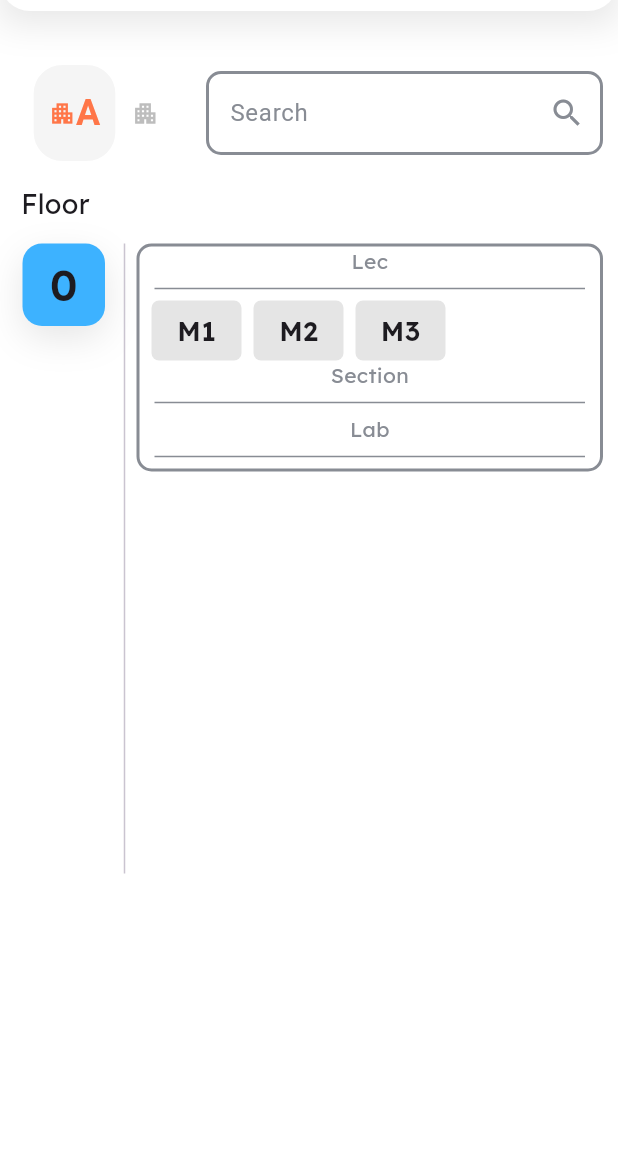
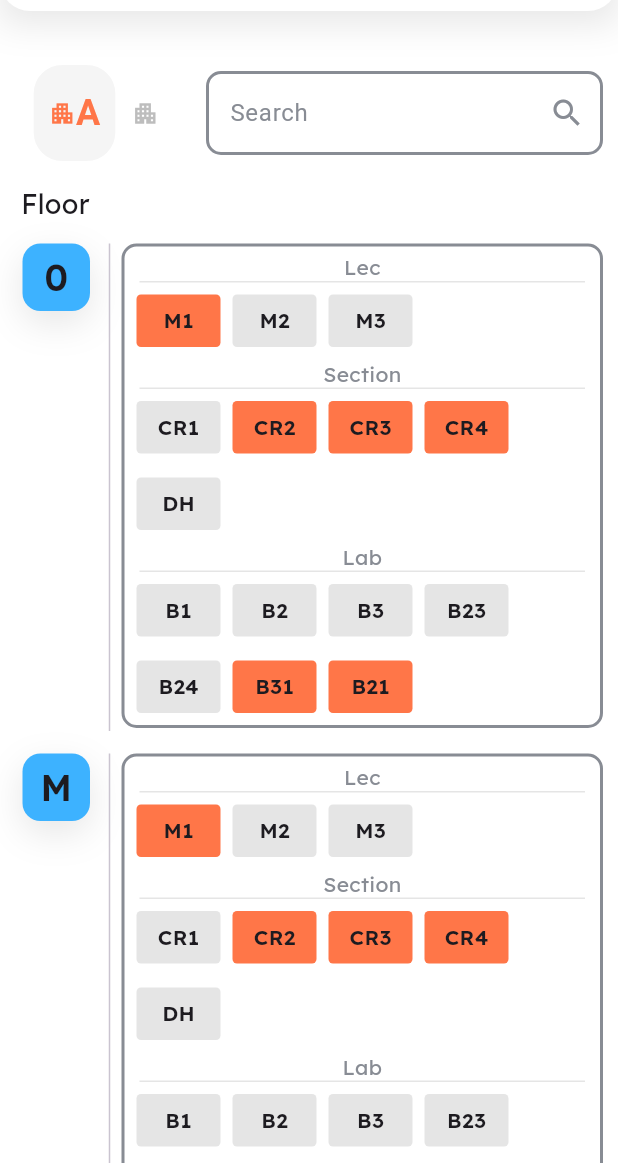
Before and after one commit to kyrolles/AIET_APP_Phase1, a Flutter app: the screen it shows after launch, on a phone screen of 412 x 824 dp, the part 73-1236 px from its top. Run offline on Flutter 3.47's test engine with Material 3 defaults, Android fonts, the phone set to English and light mode, and no system bars; drawn by our look-alikes of google_nav_bar; our stand-ins replace flutter_svg; project files that could hold a hidden picture were left out.

Commit message:
working on the map screen

```diff
--- a/lib/components/building_a.dart
+++ /dev/null
@@ -1,148 +0,0 @@
-import 'package:flutter/material.dart';
-import 'package:graduation_project/constants.dart';
-
-class BuildingA extends StatelessWidget {
-  const BuildingA({
-    super.key,
-  });
-
-  @override
-  Widget build(BuildContext context) {
-    return Column(
-      children: [
-        Row(
-          crossAxisAlignment: CrossAxisAlignment.start,
-          children: [
-            //the blue contianer
-            Container(
-              margin: const EdgeInsets.only(left: 15, right: 5),
-              height: 55,
-              width: 55,
-              decoration: BoxDecoration(
-                boxShadow: kShadow,
-                color: kPrimary,
-                borderRadius: BorderRadius.circular(13.0),
-              ),
-              child: const Center(
-                  child: Text(
-                '0',
-                style: kTextStyleNumber,
-              )),
-            ),
-            const SizedBox(
-              height: 420,
-              child: VerticalDivider(),
-            ),
-            //The big container with all the lec & sec & lab
-            Expanded(
-              child: Container(
-                margin: const EdgeInsets.only(right: 10),
-                decoration: BoxDecoration(
-                  color: Colors.white, // Background color of the container
-                  border: Border.all(
-                    color: kGrey, // Border color
-                    width: 2.0, // Border width
-                  ),
-                  borderRadius:
-                      BorderRadius.circular(10), // Optional: Rounded corners
-                ),
-                child: Column(
-                  children: [
-                    Text(
-                      'Lec',
-                      style: TextStyle(
-                        fontFamily: 'Lexend',
-                        // fontWeight: FontWeight.w600,
-                        fontSize: 14,
-                        color: kGrey,
-                      ),
-                    ),
-                    Divider(
-                      indent: 10,
-                      endIndent: 10,
-                      color: kGrey,
-                    ),
-                    Row(
-                      children: [
-                        Container(
-                          decoration: BoxDecoration(
-                              color: kMapColor,
-                              borderRadius: BorderRadius.circular(5)),
-                          margin: const EdgeInsets.only(left: 8),
-                          height: 40,
-                          width: 60,
-                          child: const Center(
-                            child: Text(
-                              'M1',
-                              style: kTextStyleBold,
-                            ),
-                          ),
-                        ),
-                        Container(
-                          decoration: BoxDecoration(
-                              color: kMapColor,
-                              borderRadius: BorderRadius.circular(5)),
-                          margin: const EdgeInsets.only(left: 8),
-                          height: 40,
-                          width: 60,
-                          child: const Center(
-                            child: Text(
-                              'M2',
-                              style: kTextStyleBold,
-                            ),
-                          ),
-                        ),
-                        Container(
-                          decoration: BoxDecoration(
-                              color: kMapColor,
-                              borderRadius: BorderRadius.circular(5)),
-                          margin: const EdgeInsets.only(left: 8),
-                          height: 40,
-                          width: 60,
-                          child: const Center(
-                            child: Text(
-                              'M3',
-                              style: kTextStyleBold,
-                            ),
-                          ),
-                        ),
-                      ],
-                    ),
-                    Text(
-                      'Section',
-                      style: TextStyle(
-                        fontFamily: 'Lexend',
-                        // fontWeight: FontWeight.w600,
-                        fontSize: 14,
-                        color: kGrey,
-                      ),
-                    ),
-                    Divider(
-                      indent: 10,
-                      endIndent: 10,
-                      color: kGrey,
-                    ),
-                    Text(
-                      'Lab',
-                      style: TextStyle(
-                        fontFamily: 'Lexend',
-                        // fontWeight: FontWeight.w600,
-                        fontSize: 14,
-                        color: kGrey,
-                      ),
-                    ),
-                    Divider(
-                      indent: 10,
-                      endIndent: 10,
-                      color: kGrey,
-                    ),
-                  ],
-                ),
-              ),
-            )
-          ],
-        ),
-      ],
-    );
-  }
-}
--- a/lib/components/building_b.dart
+++ /dev/null
@@ -1,16 +0,0 @@
-import 'package:flutter/material.dart';
-
-class BuildingB extends StatelessWidget {
-  const BuildingB({
-    super.key,
-  });
-
-  @override
-  Widget build(BuildContext context) {
-    return Container(
-      height: 50,
-      color: Colors.red,
-      child: const Text('Building B'),
-    );
-  }
-}
--- /dev/null
+++ b/lib/components/map_building_a.dart
@@ -0,0 +1,19 @@
+import 'package:flutter/material.dart';
+import 'package:graduation_project/components/map_floor_container.dart';
+
+class BuildingA extends StatelessWidget {
+  const BuildingA({
+    super.key,
+  });
+
+  @override
+  Widget build(BuildContext context) {
+    return const Column(
+      children: [
+        FloorContainer(floor: '0'),
+        FloorContainer(floor: 'M'),
+        FloorContainer(floor: '4')
+      ],
+    );
+  }
+}
--- /dev/null
+++ b/lib/components/map_building_b.dart
@@ -0,0 +1,22 @@
+import 'package:flutter/material.dart';
+import 'package:graduation_project/components/map_floor_container.dart';
+
+class BuildingB extends StatelessWidget {
+  const BuildingB({
+    super.key,
+  });
+
+  @override
+  Widget build(BuildContext context) {
+    return const Column(
+      children: [
+        FloorContainer(floor: '0'),
+        FloorContainer(floor: 'M'),
+        FloorContainer(floor: '1'),
+        FloorContainer(floor: '2'),
+        FloorContainer(floor: '3'),
+        // FloorContainer(floor: '4'),
+      ],
+    );
+  }
+}
--- a/lib/components/building_selection.dart
+++ b/lib/components/map_building_selection.dart
@@ -1,5 +1,6 @@
 import 'package:flutter/material.dart';
 import 'package:google_nav_bar/google_nav_bar.dart';
+import 'package:graduation_project/constants.dart';
 
 class BuildingSelection extends StatelessWidget {
   final void Function(int)? onTabChange;
@@ -11,28 +12,24 @@ class BuildingSelection extends StatelessWidget {
       padding: const EdgeInsets.symmetric(horizontal: 10.0, vertical: 15.0),
       iconSize: 18,
       color: Colors.grey[400], // unselected icon color
-      activeColor: const Color(0XFFFF7648), // selected icon and text color
+      activeColor: kOrange, // selected icon and text color
       tabActiveBorder: Border.all(color: Colors.white),
       tabBackgroundColor: Colors.grey.shade100,
       mainAxisAlignment: MainAxisAlignment.center,
       tabBorderRadius: 20,
       onTabChange: (value) => onTabChange!(value),
-      tabs: const [
+      tabs: [
         GButton(
           icon: Icons.apartment,
           text: 'A',
           textStyle: TextStyle(
-              fontWeight: FontWeight.bold,
-              fontSize: 24,
-              color: Color(0XFFFF7648)),
+              fontWeight: FontWeight.bold, fontSize: 24, color: kOrange),
         ),
         GButton(
           icon: Icons.apartment,
           text: 'B',
           textStyle: TextStyle(
-              fontWeight: FontWeight.bold,
-              fontSize: 24,
-              color: Color(0XFFFF7648)),
+              fontWeight: FontWeight.bold, fontSize: 24, color: kOrange),
         )
       ],
     );
--- /dev/null
+++ b/lib/components/map_floor_container.dart
@@ -0,0 +1,186 @@
+import 'package:flutter/material.dart';
+import 'package:graduation_project/components/map_lec_container.dart';
+import 'package:graduation_project/constants.dart';
+
+class FloorContainer extends StatelessWidget {
+  const FloorContainer({super.key, required this.floor});
+  final String floor;
+
+  @override
+  Widget build(BuildContext context) {
+    return Column(
+      children: [
+        Row(
+          crossAxisAlignment: CrossAxisAlignment.start,
+          children: [
+            //the blue contianer
+            Container(
+              margin: const EdgeInsets.only(left: 15, right: 5),
+              height: 45,
+              width: 45,
+              decoration: BoxDecoration(
+                boxShadow: kShadow,
+                color: kPrimary,
+                borderRadius: BorderRadius.circular(12.0),
+              ),
+              child: Center(
+                  child: Text(
+                floor,
+                style: kTextStyleNumber,
+              )),
+            ),
+            const SizedBox(
+              height: 325,
+              child: VerticalDivider(),
+            ),
+            //The big container with all the lec & sec & lab
+            Expanded(
+              child: Container(
+                margin: const EdgeInsets.only(right: 10),
+                decoration: BoxDecoration(
+                  color: Colors.white, // Background color of the container
+                  border: Border.all(
+                    color: kGrey, // Border color
+                    width: 2.0, // Border width
+                  ),
+                  borderRadius:
+                      BorderRadius.circular(10), // Optional: Rounded corners
+                ),
+                child: Column(
+                  children: [
+                    Padding(
+                      padding: const EdgeInsets.only(top: 4.0),
+                      child: Text(
+                        'Lec',
+                        style: TextStyle(
+                          fontFamily: 'Lexend',
+                          // fontWeight: FontWeight.w600,
+                          fontSize: 14,
+                          color: kGrey,
+                        ),
+                      ),
+                    ),
+                    Divider(
+                      indent: 10,
+                      endIndent: 10,
+                      color: kGreyLight,
+                      height: 0,
+                    ),
+                    Row(
+                      children: [
+                        LecContainer(
+                          lec: 'M1',
+                          isEmpty: kOrange,
+                        ),
+                        LecContainer(
+                          lec: 'M2',
+                          isEmpty: kGreyLight,
+                        ),
+                        LecContainer(
+                          lec: 'M3',
+                          isEmpty: kGreyLight,
+                        ),
+                      ],
+                    ),
+                    Text(
+                      'Section',
+                      style: TextStyle(
+                        fontFamily: 'Lexend',
+                        // fontWeight: FontWeight.w600,
+                        fontSize: 14,
+                        color: kGrey,
+                      ),
+                    ),
+                    Divider(
+                      indent: 10,
+                      endIndent: 10,
+                      color: kGreyLight,
+                      height: 0,
+                    ),
+                    Row(
+                      children: [
+                        LecContainer(
+                          lec: 'CR1',
+                          isEmpty: kGreyLight,
+                        ),
+                        LecContainer(
+                          lec: 'CR2',
+                          isEmpty: kOrange,
+                        ),
+                        LecContainer(
+                          lec: 'CR3',
+                          isEmpty: kOrange,
+                        ),
+                        LecContainer(
+                          lec: 'CR4',
+                          isEmpty: kOrange,
+                        ),
+                      ],
+                    ),
+                    Row(
+                      children: [LecContainer(lec: 'DH', isEmpty: kGreyLight)],
+                    ),
+                    Text(
+                      'Lab',
+                      style: TextStyle(
+                        fontFamily: 'Lexend',
+                        // fontWeight: FontWeight.w600,
+                        fontSize: 14,
+                        color: kGrey,
+                      ),
+                    ),
+                    Divider(
+                      indent: 10,
+                      endIndent: 10,
+                      color: kGreyLight,
+                      height: 0,
+                    ),
+                    Row(
+                      children: [
+                        LecContainer(
+                          lec: 'B1',
+                          isEmpty: kGreyLight,
+                        ),
+                        LecContainer(
+                          lec: 'B2',
+                          isEmpty: kGreyLight,
+                        ),
+                        LecContainer(
+                          lec: 'B3',
+                          isEmpty: kGreyLight,
+                        ),
+                        LecContainer(
+                          lec: 'B23',
+                          isEmpty: kGreyLight,
+                        ),
+                      ],
+                    ),
+                    Row(
+                      children: [
+                        LecContainer(
+                          lec: 'B24',
+                          isEmpty: kGreyLight,
+                        ),
+                        LecContainer(
+                          lec: 'B31',
+                          isEmpty: kOrange,
+                        ),
+                        LecContainer(
+                          lec: 'B21',
+                          isEmpty: kOrange,
+                        ),
+                      ],
+                    ),
+                  ],
+                ),
+              ),
+            )
+          ],
+        ),
+        const SizedBox(
+          height: 15,
+        )
+      ],
+    );
+  }
+}
--- /dev/null
+++ b/lib/components/map_lec_container.dart
@@ -0,0 +1,28 @@
+import 'package:flutter/material.dart';
+
+class LecContainer extends StatelessWidget {
+  const LecContainer({super.key, required this.lec, required this.isEmpty});
+  final String lec;
+  final Color isEmpty;
+
+  @override
+  Widget build(BuildContext context) {
+    return Container(
+      decoration:
+          BoxDecoration(color: isEmpty, borderRadius: BorderRadius.circular(3)),
+      margin: const EdgeInsets.only(left: 8, bottom: 8, top: 8),
+      height: 35,
+      width: 56,
+      child: Center(
+        child: Text(
+          lec,
+          style: const TextStyle(
+            fontFamily: 'Lexend',
+            fontWeight: FontWeight.w600,
+            fontSize: 14,
+          ),
+        ),
+      ),
+    );
+  }
+}
--- a/lib/constants.dart
+++ b/lib/constants.dart
@@ -2,7 +2,8 @@ import 'package:flutter/material.dart';
 
 Color kPrimary = const Color(0XFF3DB2FF);
 Color kGrey = const Color(0XFF888C94);
-Color kMapColor = const Color(0XFFE5E5E5);
+Color kGreyLight = const Color(0XFFE5E5E5);
+Color kOrange = const Color(0XFFFF7648);
 
 const kTextStyleBold = TextStyle(
   fontFamily: 'Lexend',
@@ -19,7 +20,7 @@ const kTextStyleNormal = TextStyle(
 const kTextStyleNumber = TextStyle(
   fontFamily: 'Lexend',
   fontWeight: FontWeight.w600,
-  fontSize: 28,
+  fontSize: 24,
 );
 
 const kShadow = [
--- a/lib/screens/map_screen.dart
+++ b/lib/screens/map_screen.dart
@@ -1,7 +1,7 @@
 import 'package:flutter/material.dart';
-import 'package:graduation_project/components/building_b.dart';
-import 'package:graduation_project/components/building_a.dart';
-import 'package:graduation_project/components/building_selection.dart';
+import 'package:graduation_project/components/map_building_b.dart';
+import 'package:graduation_project/components/map_building_a.dart';
+import 'package:graduation_project/components/map_building_selection.dart';
 import 'package:graduation_project/components/my_app_bar.dart';
 import 'package:graduation_project/components/search_bar.dart';
 import 'package:graduation_project/constants.dart';
```
